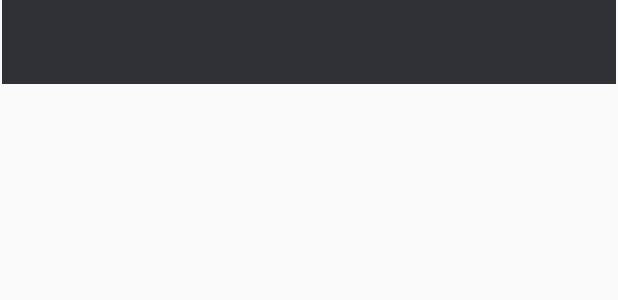
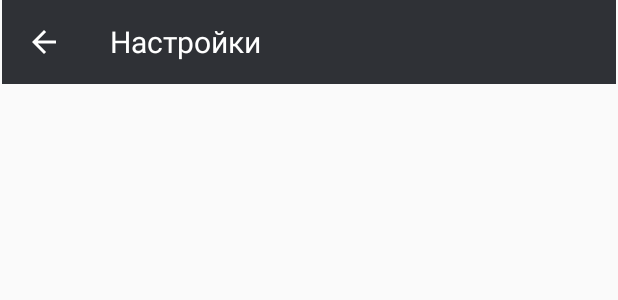
Before and after one commit to Syoga23/ScheduleAppWebview, an Android app: the layout activity_settings.xml on its own in the app's theme, with its tools: preview values and no code run, on a phone screen of 412 x 824 dp. Shown: the top 300 px of the screen. Run offline under Robolectric (Android 15) with nearby library versions, the phone set to English and light mode, and no system bars.

Commit message:
fixed things and added some small changes

```diff
--- a/app/src/main/java/com/example/Brilliance/SettingsActivity.java
+++ b/app/src/main/java/com/example/Brilliance/SettingsActivity.java
@@ -21,7 +21,10 @@ public class SettingsActivity extends AppCompatActivity {
         if (getSupportActionBar() != null){
             getSupportActionBar().setDisplayHomeAsUpEnabled(true);
             getSupportActionBar().setDisplayShowHomeEnabled(true);
+
         }
+
+
 
     }
 
--- /dev/null
+++ b/app/src/main/res/drawable/baseline_arrow_back_24.xml
@@ -0,0 +1,5 @@
+<vector android:autoMirrored="true" android:height="24dp"
+    android:tint="#FFFFFF" android:viewportHeight="24"
+    android:viewportWidth="24" android:width="24dp" xmlns:android="http://schemas.android.com/apk/res/android">
+    <path android:fillColor="@android:color/white" android:pathData="M20,11H7.83l5.59,-5.59L12,4l-8,8 8,8 1.41,-1.41L7.83,13H20v-2z"/>
+</vector>
--- /dev/null
+++ b/app/src/main/res/drawable/baseline_menu_24.xml
@@ -0,0 +1,5 @@
+<vector android:height="24dp" android:tint="#FFFFFF"
+    android:viewportHeight="24" android:viewportWidth="24"
+    android:width="24dp" xmlns:android="http://schemas.android.com/apk/res/android">
+    <path android:fillColor="@android:color/white" android:pathData="M3,18h18v-2L3,16v2zM3,13h18v-2L3,11v2zM3,6v2h18L21,6L3,6z"/>
+</vector>
--- a/app/src/main/res/layout/activity_settings.xml
+++ b/app/src/main/res/layout/activity_settings.xml
@@ -14,6 +14,9 @@
         android:theme="?attr/actionBarTheme"
         app:layout_constraintEnd_toEndOf="parent"
         app:layout_constraintStart_toStartOf="parent"
-        app:layout_constraintTop_toTopOf="parent" />
-
+        app:layout_constraintTop_toTopOf="parent"
+        app:navigationIcon="@drawable/baseline_arrow_back_24"
+        app:title="@string/settings"
+        app:titleMargin="4dp"
+        app:titleTextAppearance="@style/TextAppearance.AppCompat.Widget.ActionBar.Title" />
 </androidx.constraintlayout.widget.ConstraintLayout>
--- a/app/src/main/res/values/colors.xml
+++ b/app/src/main/res/values/colors.xml
@@ -7,4 +7,5 @@
     <color name="teal_700">#FF018786</color>
     <color name="black">#FF000000</color>
     <color name="white">#FFFFFFFF</color>
+
 </resources>
--- a/app/src/main/res/values/strings.xml
+++ b/app/src/main/res/values/strings.xml
@@ -1,4 +1,6 @@
 <resources>
     <string name="app_name">Расписание СВФУ</string>
-    <string name="jgh"></string>>
+    <string name="settings">Настройки</string>
+    <string name="notes">Заметки</string>
+    <string name="about">О приложении</string>
 </resources>
--- a/app/src/main/res/values/themes.xml
+++ b/app/src/main/res/values/themes.xml
@@ -2,8 +2,7 @@
     <!-- Base application theme. -->
     <style name="Theme.MyWeb3" parent="Theme.AppCompat.Light.NoActionBar">
         <!-- Primary brand color. -->
-        <item name="android:statusBarColor">@android:color/transparent</item>
-
+        <item name="android:statusBarColor">@color/black</item>
         <item name="colorPrimary">@color/purple_500</item>
         <item name="colorPrimaryVariant">@color/purple_700</item>
         <item name="colorOnPrimary">@color/white</item>
@@ -14,4 +13,8 @@
         <!-- Status bar color. -->
         <!-- Customize your theme here. -->
     </style>
+    <style name="TextAppearance.AppCompat.Widget.ActionBar.Title" parent="@android:style/TextAppearance">
+        <item name="android:textColor">@color/white</item>
+        <item name="android:textSize">20sp</item>
+    </style>
 </resources>
```
Also changed, not shown: app/src/main/java/com/example/Brilliance/MainActivity.java (+50 -5 lines), app/src/main/res/layout/activity_main.xml (+16 -1 lines), app/src/main/res/menu/popup_menu.xml (added, +12 -0 lines).
